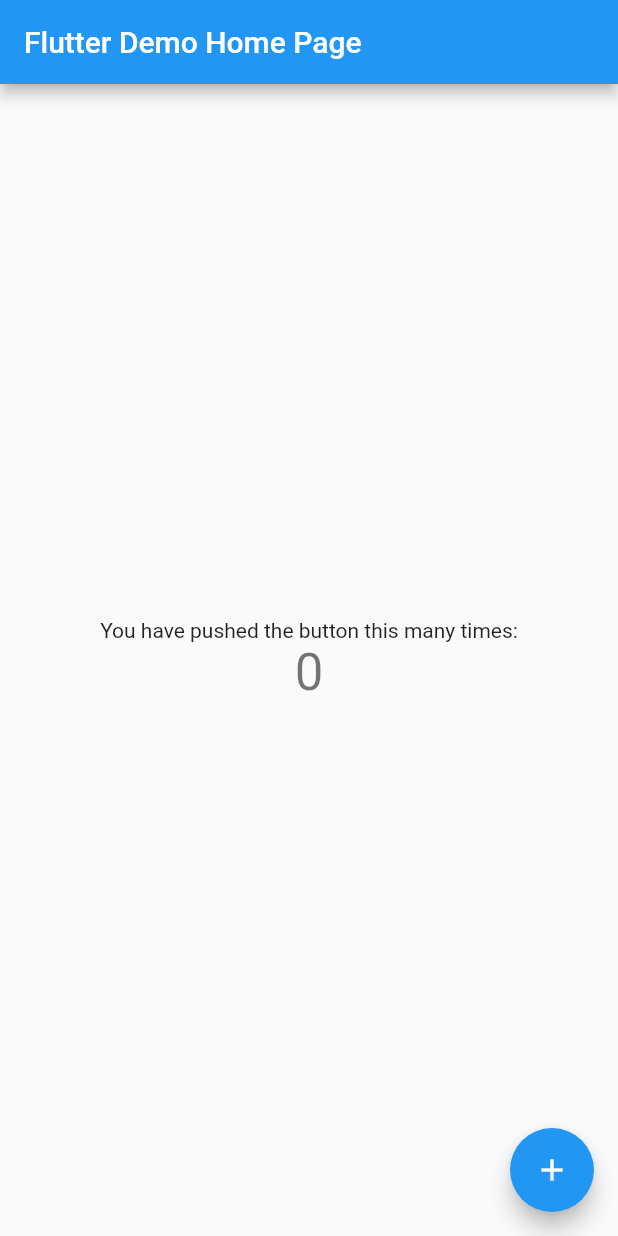
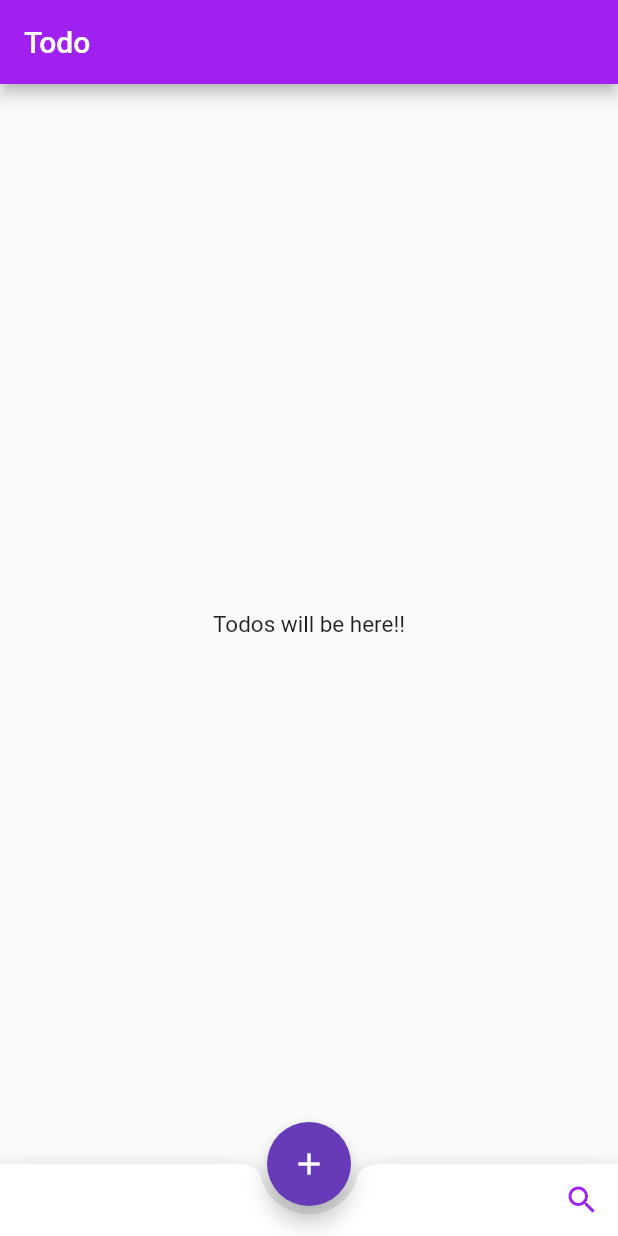
Before and after one commit to ShirishAryal/todo, a Flutter app: the screen it shows after launch, on a phone screen of 412 x 824 dp. Run offline on Flutter 3.47's test engine with Material 2 defaults, Android fonts, the phone set to English and light mode, and no system bars; our stand-ins replace bloc.

Commit message:
router and theme added

```diff
--- /dev/null
+++ b/lib/app/app.dart
@@ -0,0 +1,30 @@
+import 'package:flutter/material.dart';
+
+import 'themes/app_theme.dart';
+import 'router/router.dart';
+
+class TodoApp extends StatelessWidget {
+  const TodoApp({Key? key}) : super(key: key);
+
+  @override
+  Widget build(BuildContext context) {
+    return const AppView();
+  }
+}
+
+class AppView extends StatelessWidget {
+  static final AppRouter _appRouter = AppRouter();
+  const AppView({Key? key}) : super(key: key);
+
+  @override
+  Widget build(BuildContext context) {
+    return MaterialApp(
+      debugShowCheckedModeBanner: false,
+      themeMode: ThemeMode.system,
+      theme: AppTheme.light,
+      darkTheme: AppTheme.dark,
+      initialRoute: "/",
+      onGenerateRoute: _appRouter.generateRoute,
+    );
+  }
+}
--- /dev/null
+++ b/lib/app/router/router.dart
@@ -0,0 +1,18 @@
+import 'package:flutter/material.dart';
+
+import '../../todo/view/home_page.dart';
+
+class AppRouter {
+  Route<dynamic> generateRoute(RouteSettings settings) {
+    switch (settings.name) {
+      case '/':
+        return MaterialPageRoute(builder: (_) => const HomePage());
+      default:
+        return MaterialPageRoute(
+          builder: (_) => Scaffold(
+            body: Center(child: Text('No route defined for ${settings.name}')),
+          ),
+        );
+    }
+  }
+}
--- /dev/null
+++ b/lib/app/themes/app_theme.dart
@@ -0,0 +1,43 @@
+import 'package:flutter/material.dart';
+
+const appcolor = Color(0xFFA020F0);
+
+class AppTheme {
+  static ThemeData get light {
+    return ThemeData(
+      primaryColor: appcolor,
+      appBarTheme: const AppBarTheme(
+        color: appcolor,
+      ),
+      colorScheme: ColorScheme.fromSwatch(
+        accentColor: appcolor,
+      ),
+      snackBarTheme: const SnackBarThemeData(
+        behavior: SnackBarBehavior.floating,
+      ),
+      iconTheme: const IconThemeData(
+        color: appcolor,
+      ),
+      textTheme: const TextTheme(
+        titleMedium: TextStyle(fontSize: 20, fontWeight: FontWeight.bold),
+        bodyMedium: TextStyle(fontSize: 15),
+      ),
+    );
+  }
+
+  static ThemeData get dark {
+    return ThemeData(
+      appBarTheme: const AppBarTheme(
+        color: Color(0xFF000000),
+      ),
+      colorScheme: ColorScheme.fromSwatch(
+        brightness: Brightness.dark,
+        accentColor: const Color(0xFF000000),
+      ),
+      snackBarTheme: const SnackBarThemeData(
+        behavior: SnackBarBehavior.floating,
+      ),
+      toggleableActiveColor: const Color(0xFF000000),
+    );
+  }
+}
--- a/lib/main.dart
+++ b/lib/main.dart
@@ -1,115 +1,6 @@
 import 'package:flutter/material.dart';
+import 'app/app.dart';
 
 void main() {
-  runApp(const MyApp());
+  runApp(const TodoApp());
 }
-
-class MyApp extends StatelessWidget {
-  const MyApp({Key? key}) : super(key: key);
-
-  // This widget is the root of your application.
-  @override
-  Widget build(BuildContext context) {
-    return MaterialApp(
-      title: 'Flutter Demo',
-      theme: ThemeData(
-        // This is the theme of your application.
-        //
-        // Try running your application with "flutter run". You'll see the
-        // application has a blue toolbar. Then, without quitting the app, try
-        // changing the primarySwatch below to Colors.green and then invoke
-        // "hot reload" (press "r" in the console where you ran "flutter run",
-        // or simply save your changes to "hot reload" in a Flutter IDE).
-        // Notice that the counter didn't reset back to zero; the application
-        // is not restarted.
-        primarySwatch: Colors.blue,
-      ),
-      home: const MyHomePage(title: 'Flutter Demo Home Page'),
-    );
-  }
-}
-
-class MyHomePage extends StatefulWidget {
-  const MyHomePage({Key? key, required this.title}) : super(key: key);
-
-  // This widget is the home page of your application. It is stateful, meaning
-  // that it has a State object (defined below) that contains fields that affect
-  // how it looks.
-
-  // This class is the configuration for the state. It holds the values (in this
-  // case the title) provided by the parent (in this case the App widget) and
-  // used by the build method of the State. Fields in a Widget subclass are
-  // always marked "final".
-
-  final String title;
-
-  @override
-  State<MyHomePage> createState() => _MyHomePageState();
-}
-
-class _MyHomePageState extends State<MyHomePage> {
-  int _counter = 0;
-
-  void _incrementCounter() {
-    setState(() {
-      // This call to setState tells the Flutter framework that something has
-      // changed in this State, which causes it to rerun the build method below
-      // so that the display can reflect the updated values. If we changed
-      // _counter without calling setState(), then the build method would not be
-      // called again, and so nothing would appear to happen.
-      _counter++;
-    });
-  }
-
-  @override
-  Widget build(BuildContext context) {
-    // This method is rerun every time setState is called, for instance as done
-    // by the _incrementCounter method above.
-    //
-    // The Flutter framework has been optimized to make rerunning build methods
-    // fast, so that you can just rebuild anything that needs updating rather
-    // than having to individually change instances of widgets.
-    return Scaffold(
-      appBar: AppBar(
-        // Here we take the value from the MyHomePage object that was created by
-        // the App.build method, and use it to set our appbar title.
-        title: Text(widget.title),
-      ),
-      body: Center(
-        // Center is a layout widget. It takes a single child and positions it
-        // in the middle of the parent.
-        child: Column(
-          // Column is also a layout widget. It takes a list of children and
-          // arranges them vertically. By default, it sizes itself to fit its
-          // children horizontally, and tries to be as tall as its parent.
-          //
-          // Invoke "debug painting" (press "p" in the console, choose the
-          // "Toggle Debug Paint" action from the Flutter Inspector in Android
-          // Studio, or the "Toggle Debug Paint" command in Visual Studio Code)
-          // to see the wireframe for each widget.
-          //
-          // Column has various properties to control how it sizes itself and
-          // how it positions its children. Here we use mainAxisAlignment to
-          // center the children vertically; the main axis here is the vertical
-          // axis because Columns are vertical (the cross axis would be
-          // horizontal).
-          mainAxisAlignment: MainAxisAlignment.center,
-          children: <Widget>[
-            const Text(
-              'You have pushed the button this many times:',
-            ),
-            Text(
-              '$_counter',
-              style: Theme.of(context).textTheme.headline4,
-            ),
-          ],
-        ),
-      ),
-      floatingActionButton: FloatingActionButton(
-        onPressed: _incrementCounter,
-        tooltip: 'Increment',
-        child: const Icon(Icons.add),
-      ), // This trailing comma makes auto-formatting nicer for build methods.
-    );
-  }
-}
--- /dev/null
+++ b/lib/todo/bloc/todo_bloc.dart
@@ -0,0 +1,13 @@
+import 'package:bloc/bloc.dart';
+import 'package:meta/meta.dart';
+
+part 'todo_event.dart';
+part 'todo_state.dart';
+
+class TodoBloc extends Bloc<TodoEvent, TodoState> {
+  TodoBloc() : super(TodoInitial()) {
+    on<TodoEvent>((event, emit) {
+      // TODO: implement event handler
+    });
+  }
+}
--- /dev/null
+++ b/lib/todo/bloc/todo_event.dart
@@ -0,0 +1,4 @@
+part of 'todo_bloc.dart';
+
+@immutable
+abstract class TodoEvent {}
--- /dev/null
+++ b/lib/todo/bloc/todo_state.dart
@@ -0,0 +1,6 @@
+part of 'todo_bloc.dart';
+
+@immutable
+abstract class TodoState {}
+
+class TodoInitial extends TodoState {}
--- /dev/null
+++ b/lib/todo/view/home_page.dart
@@ -0,0 +1,33 @@
+import 'package:flutter/material.dart';
+
+class HomePage extends StatelessWidget {
+  const HomePage({Key? key}) : super(key: key);
+
+  @override
+  Widget build(BuildContext context) {
+    return Scaffold(
+      appBar: AppBar(
+        title: const Text('Todo'),
+      ),
+      body: const Center(
+        child: Text('Todos will be here!!'),
+      ),
+      bottomNavigationBar: BottomAppBar(
+        shape: const CircularNotchedRectangle(),
+        notchMargin: 5.5,
+        child: Row(
+          mainAxisAlignment: MainAxisAlignment.end,
+          children: [
+            IconButton(icon: const Icon(Icons.search), onPressed: () {}),
+          ],
+        ),
+      ),
+      floatingActionButton: FloatingActionButton(
+        backgroundColor: Colors.deepPurple,
+        child: const Icon(Icons.add),
+        onPressed: () {},
+      ),
+      floatingActionButtonLocation: FloatingActionButtonLocation.centerDocked,
+    );
+  }
+}
```
Also changed, not shown: pubspec.yaml (+2 -60 lines), pubspec.lock, 1 other file.
